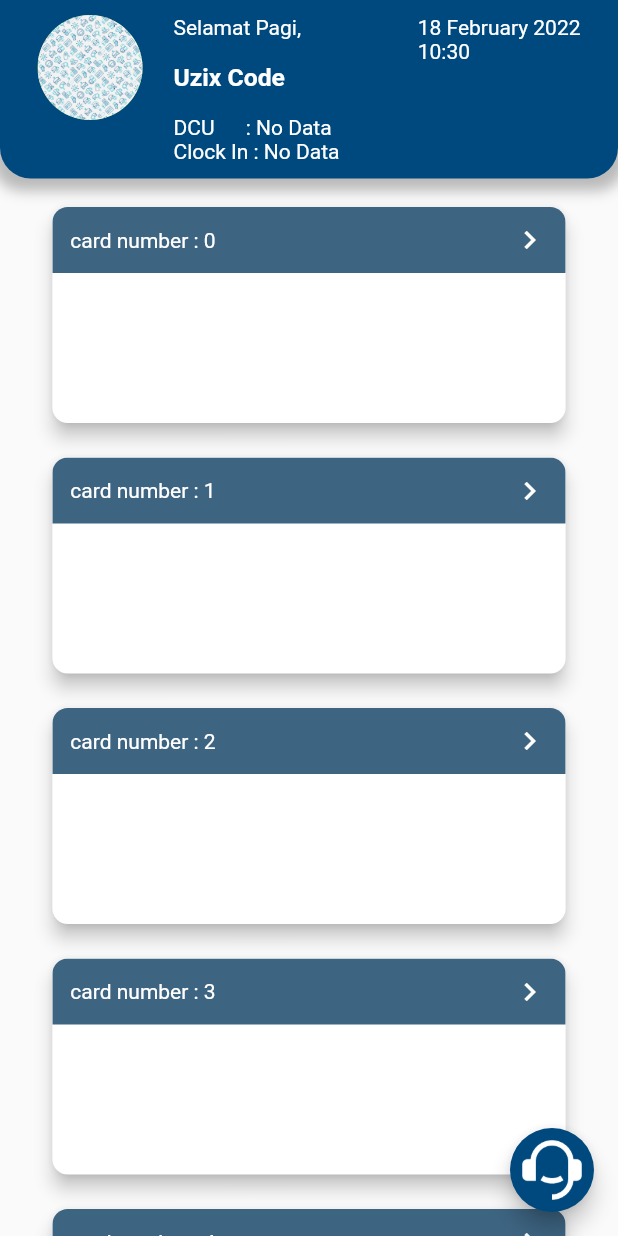
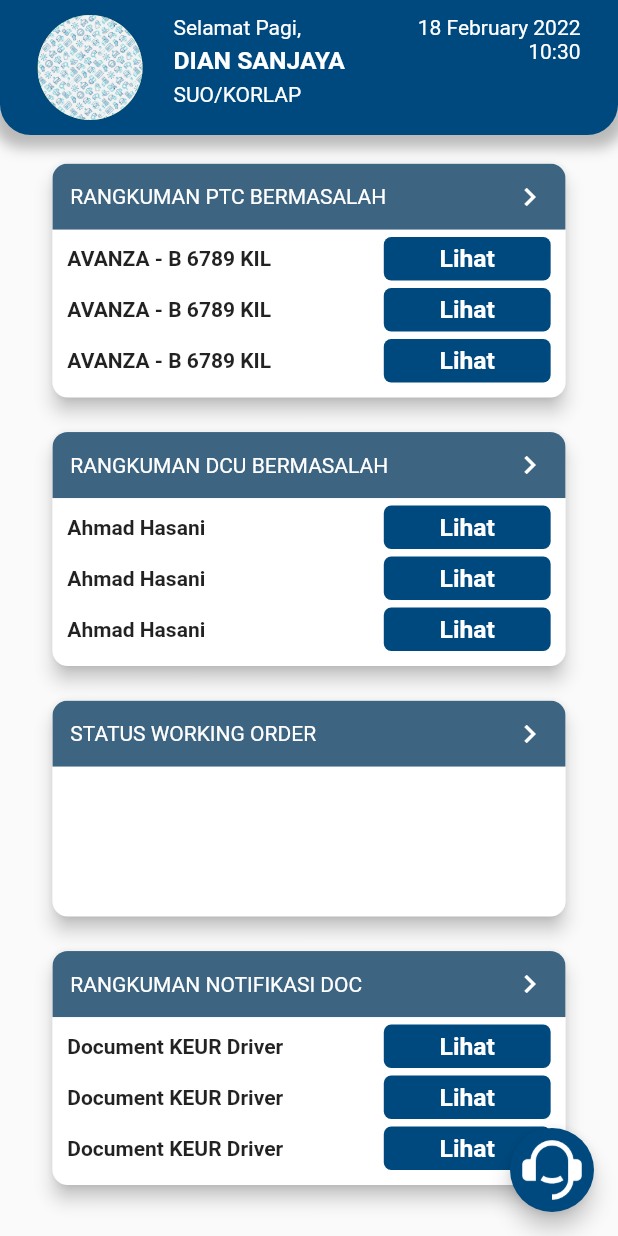
Before and after one commit to uzixCode/par-mobile, a Flutter app: the BerandaSUOPage screen opened directly, on a phone screen of 412 x 824 dp. Run offline on Flutter 3.47's test engine with Material 2 defaults, Android fonts, the phone set to English and light mode, and no system bars; our stand-ins replace dio, fluttertoast, get.

Commit message:
added section beranda_suo

```diff
--- a/lib/views/beranda/suo/components/body.dart
+++ b/lib/views/beranda/suo/components/body.dart
@@ -2,7 +2,11 @@ import 'package:flutter/material.dart';
 import 'package:get/get.dart';
 import 'package:par_mobile/constants/all_color.dart';
 import 'package:par_mobile/controllers/beranda/beranda_suo_page_controller.dart';
+import 'package:par_mobile/views/beranda/suo/components/dcu_summary_section.dart';
 import 'package:par_mobile/views/beranda/suo/components/header_section.dart';
+import 'package:par_mobile/views/beranda/suo/components/notif_doc_section.dart';
+import 'package:par_mobile/views/beranda/suo/components/ptc_summary_section.dart';
+import 'package:par_mobile/views/beranda/suo/components/status_wo_section.dart';
 import 'package:par_mobile/widgets/basecard.dart';
 
 class Body extends StatelessWidget {
@@ -17,17 +21,13 @@ class Body extends StatelessWidget {
         children: [
           const HeaderSection(),
           Expanded(
-              child: ListView.builder(
-            itemCount: 10,
-            itemBuilder: (context, index) {
-              return BaseCard(
-                label: "card number : " + index.toString(),
-                trailing: Icon(
-                  Icons.chevron_right,
-                  color: Colors.white,
-                ),
-              );
-            },
+              child: ListView(
+            children: [
+              PTCSummarySection(),
+              DCUSummarySection(),
+              StatusWOSection(),
+              NotifDocSection(),
+            ],
           ))
         ],
       ),
--- a/lib/views/beranda/suo/components/dcu_summary_section.dart
+++ b/lib/views/beranda/suo/components/dcu_summary_section.dart
@@ -0,0 +1,51 @@
+import 'package:flutter/material.dart';
+import 'package:get/get.dart';
+import 'package:par_mobile/constants/all_color.dart';
+import 'package:par_mobile/widgets/basecard.dart';
+import 'package:par_mobile/widgets/rectangle_button.dart';
+
+class DCUSummarySection extends StatelessWidget {
+  const DCUSummarySection({Key? key}) : super(key: key);
+
+  @override
+  Widget build(BuildContext context) {
+    return BaseCard(
+      label: "RANGKUMAN DCU BERMASALAH",
+      trailing: const Icon(
+        Icons.chevron_right,
+        color: Colors.white,
+      ),
+      child: Padding(
+        padding: const EdgeInsets.symmetric(horizontal: 10, vertical: 5),
+        child: ListView.builder(
+            physics: const NeverScrollableScrollPhysics(),
+            shrinkWrap: true,
+            itemCount: 3,
+            itemBuilder: (context, index) {
+              return Padding(
+                padding: EdgeInsets.only(bottom: 5),
+                child: Row(
+                  mainAxisAlignment: MainAxisAlignment.spaceBetween,
+                  children: [
+                    const Text("Ahmad Hasani", style: TextStyle(fontWeight: FontWeight.bold)),
+                    SizedBox(
+                      width: Get.width * 0.27,
+                      child: RectangleButton(
+                        onTap: () {},
+                        color: allColor.primary,
+                        alignment: Alignment.center,
+                        child: Text(
+                          "Lihat",
+                          style:
+                              TextStyle(fontSize: Get.width * 0.04, color: Colors.white, fontWeight: FontWeight.bold),
+                        ),
+                      ),
+                    ),
+                  ],
+                ),
+              );
+            }),
+      ),
+    );
+  }
+}
--- a/lib/views/beranda/suo/components/header_section.dart
+++ b/lib/views/beranda/suo/components/header_section.dart
@@ -50,19 +50,21 @@ class HeaderSection extends StatelessWidget {
                   crossAxisAlignment: CrossAxisAlignment.start,
                   children: [
                     Text(
-                      "Selamat Pagi,\n",
+                      "Selamat Pagi,",
                       style: TextStyle(color: Colors.white),
                     ),
+                    SizedBox(
+                      height: 5,
+                    ),
                     Text(
-                      "Uzix Code",
+                      "DIAN SANJAYA",
                       style: TextStyle(color: Colors.white, fontWeight: FontWeight.bold, fontSize: Get.width * 0.04),
                     ),
-                    Text(
-                      "\nDCU      : No Data",
-                      style: TextStyle(color: Colors.white),
+                    SizedBox(
+                      height: 5,
                     ),
                     Text(
-                      "Clock In : No Data",
+                      "SUO/KORLAP",
                       style: TextStyle(color: Colors.white),
                     ),
                   ],
@@ -71,6 +73,7 @@ class HeaderSection extends StatelessWidget {
             ),
             Text(
               controller.dateFormat.format(controller.dateTimeNow),
+              textAlign: TextAlign.end,
               style: TextStyle(color: Colors.white),
             )
           ],
--- a/lib/views/beranda/suo/components/notif_doc_section.dart
+++ b/lib/views/beranda/suo/components/notif_doc_section.dart
@@ -0,0 +1,50 @@
+import 'package:flutter/material.dart';
+import 'package:get/get.dart';
+import 'package:par_mobile/constants/all_color.dart';
+import 'package:par_mobile/widgets/basecard.dart';
+import 'package:par_mobile/widgets/rectangle_button.dart';
+
+class NotifDocSection extends StatelessWidget {
+  const NotifDocSection({ Key? key }) : super(key: key);
+
+  @override
+  Widget build(BuildContext context) {
+    return BaseCard(
+      label: "RANGKUMAN NOTIFIKASI DOC",
+      trailing: const Icon(
+        Icons.chevron_right,
+        color: Colors.white,
+      ),
+      child:  Padding(
+        padding: const EdgeInsets.symmetric(horizontal: 10, vertical: 5),
+        child: ListView.builder(
+            physics: const NeverScrollableScrollPhysics(),
+            shrinkWrap: true,
+            itemCount: 3,
+            itemBuilder: (context, index) {
+              return Padding(
+                padding: EdgeInsets.only(bottom: 5),
+                child: Row(
+                  mainAxisAlignment: MainAxisAlignment.spaceBetween,
+                  children: [
+                    const Text("Document KEUR Driver", style: TextStyle(fontWeight: FontWeight.bold)),
+                    SizedBox(
+                      width: Get.width * 0.27,
+                      child: RectangleButton(
+                        onTap: () {},
+                        color: allColor.primary,
+                        alignment: Alignment.center,
+                        child: Text(
+                          "Lihat",
+                          style: TextStyle(fontSize: Get.width * 0.04, color: Colors.white, fontWeight: FontWeight.bold),
+                        ),
+                      ),
+                    ),
+                  ],
+                ),
+              );
+            }),
+      ),
+    );
+  }
+}
--- a/lib/views/beranda/suo/components/ptc_summary_section.dart
+++ b/lib/views/beranda/suo/components/ptc_summary_section.dart
@@ -1,5 +1,9 @@
 import 'package:flutter/material.dart';
+import 'package:get/get.dart';
+import 'package:par_mobile/constants/all_color.dart';
 import 'package:par_mobile/widgets/basecard.dart';
+import 'package:par_mobile/widgets/rectangle_button.dart';
+import 'package:par_mobile/widgets/rounded_button.dart';
 
 class PTCSummarySection extends StatelessWidget {
   const PTCSummarySection({Key? key}) : super(key: key);
@@ -7,11 +11,41 @@ class PTCSummarySection extends StatelessWidget {
   @override
   Widget build(BuildContext context) {
     return BaseCard(
-      label: "Rangkuman PTC Bermasalah",
+      label: "RANGKUMAN PTC BERMASALAH",
       trailing: const Icon(
         Icons.chevron_right,
         color: Colors.white,
       ),
+      child: Padding(
+        padding: const EdgeInsets.symmetric(horizontal: 10, vertical: 5),
+        child: ListView.builder(
+            physics: const NeverScrollableScrollPhysics(),
+            shrinkWrap: true,
+            itemCount: 3,
+            itemBuilder: (context, index) {
+              return Padding(
+                padding: EdgeInsets.only(bottom: 5),
+                child: Row(
+                  mainAxisAlignment: MainAxisAlignment.spaceBetween,
+                  children: [
+                    const Text("AVANZA - B 6789 KIL", style: TextStyle(fontWeight: FontWeight.bold)),
+                    SizedBox(
+                      width: Get.width * 0.27,
+                      child: RectangleButton(
+                        onTap: () {},
+                        color: allColor.primary,
+                        alignment: Alignment.center,
+                        child: Text(
+                          "Lihat",
+                          style: TextStyle(fontSize: Get.width * 0.04, color: Colors.white, fontWeight: FontWeight.bold),
+                        ),
+                      ),
+                    ),
+                  ],
+                ),
+              );
+            }),
+      ),
     );
   }
 }
--- a/lib/views/beranda/suo/components/status_wo_section.dart
+++ b/lib/views/beranda/suo/components/status_wo_section.dart
@@ -0,0 +1,17 @@
+import 'package:flutter/material.dart';
+import 'package:par_mobile/widgets/basecard.dart';
+
+class StatusWOSection extends StatelessWidget {
+  const StatusWOSection({Key? key}) : super(key: key);
+
+  @override
+  Widget build(BuildContext context) {
+    return BaseCard(
+      label: "STATUS WORKING ORDER",
+      trailing: const Icon(
+        Icons.chevron_right,
+        color: Colors.white,
+      ),
+    );
+  }
+}
--- /dev/null
+++ b/lib/widgets/rectangle_button.dart
@@ -0,0 +1,24 @@
+import 'package:flutter/material.dart';
+
+class RectangleButton extends StatelessWidget {
+  RectangleButton({Key? key, required this.child, this.alignment, this.onTap, this.color}) : super(key: key);
+  Widget child;
+  Color? color;
+  void Function()? onTap;
+  AlignmentGeometry? alignment;
+
+  @override
+  Widget build(BuildContext context) {
+    return   InkWell(
+      onTap: onTap,
+      child: Container(
+        alignment: alignment,
+        decoration: BoxDecoration(
+            color: color, borderRadius: BorderRadius.circular(5)),
+        child: Padding(
+            padding: const EdgeInsets.symmetric(vertical: 5, horizontal: 10),
+            child: child),
+      ),
+    );
+  }
+}
```
